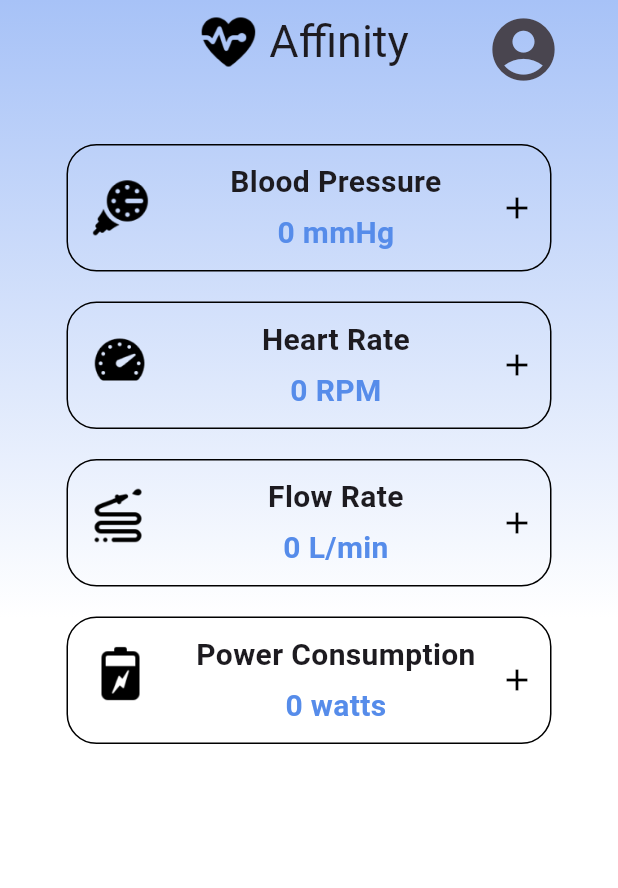
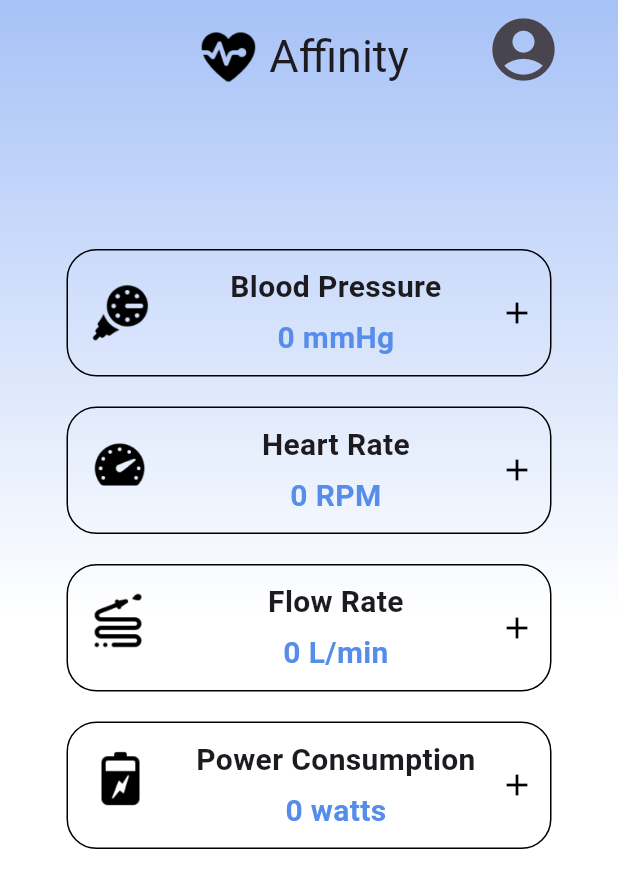
Before and after one commit to Affinity-App/Affinity-App, a Flutter app: the screen it shows once a user with an empty profile is signed in, on a phone screen of 412 x 824 dp. Shown: the top 888 px of the screen. Run offline on Flutter 3.47's test engine with Material 3 defaults, Android fonts, the light colour scheme and no system bars; our stand-ins replace cloud_firestore, firebase_auth, firebase_core, fl_chart, google_sign_in, open_file and 1 more; accounts and stored records are empty; Roboto replaces fonts that are missing (RaleWay).

Commit message:
Removed some Back Buttons
Also tried making some UI padding changes to home page but was not successful. Need to debug code more.

```diff
--- a/cardiacengineering_app/lib/pages/home_data/battery_page.dart
+++ b/cardiacengineering_app/lib/pages/home_data/battery_page.dart
@@ -99,7 +99,6 @@ class _BatterypageState extends State<Batterypage> {
               child: const LineChartSample2(),
             ),
             const SizedBox(height: 30.0),
-            // Removed the Back to Home button
           ],
         ),
       ),
--- a/cardiacengineering_app/lib/pages/home_data/home_page.dart
+++ b/cardiacengineering_app/lib/pages/home_data/home_page.dart
@@ -130,13 +130,16 @@ class _HomePageState extends State<HomePage> {
   Widget build(BuildContext context) {
     return Scaffold(
       resizeToAvoidBottomInset: false,
+      extendBody: true, // Extend body behind both app bar and status bar
       extendBodyBehindAppBar: true,
       appBar: AppBar(
         //automatically imply leading = false to remove the back button on the app bar
         automaticallyImplyLeading: false,
         backgroundColor: Colors.transparent,
         elevation: 0,
-        title: Row(
+        title: Padding(
+          padding: const EdgeInsets.only(top: 20.0), // Add padding here
+          child: Row(
             mainAxisAlignment: MainAxisAlignment.center,
             children: [
               const SizedBox(width: 86.0),
@@ -152,6 +155,7 @@ class _HomePageState extends State<HomePage> {
                 ),
               ),
             ],
+          ),
         ),
         actions: [
           Padding(
@@ -169,14 +173,19 @@ class _HomePageState extends State<HomePage> {
           ),
         ],
       ),
-      body: BackgroundGradientContainer(
+      body: Stack(
+        children: [
+          const BackgroundGradientContainer(
+            child: SizedBox
+                .expand(), // Added SizedBox.expand() as a placeholder for child
+          ),
+          SafeArea(
             child: Center(
+              child: Padding(
+                padding: const EdgeInsets.only(
+                    top: 100.0), // Adjust the top padding as needed
                 child: Column(
                   children: [
-              SizedBox(
-                  height: MediaQuery.of(context).padding.top +
-                      kToolbarHeight +
-                      20), // Added space
                     DataBox(
                       label: 'Blood Pressure',
                       value: blood_pressure + ' mmHg',
@@ -213,75 +222,8 @@ class _HomePageState extends State<HomePage> {
                 ),
               ),
             ),
-    );
-  }
-
-  Widget _buildDataBox(
-    BuildContext context, {
-    required String label,
-    required String value,
-    required String iconPath,
-    required double iconSize,
-    required double labelFontSize,
-    required double valueFontSize,
-    required double borderRadius,
-    required OnDataBoxPressedCallback onPressed,
-  }) {
-    return SizedBox(
-      width: MediaQuery.of(context).size.width / 1.2,
-      child: GestureDetector(
-        onTap: () {
-          onPressed(context);
-        },
-        child: Container(
-          decoration: BoxDecoration(
-            borderRadius: BorderRadius.circular(borderRadius),
-            border: Border.all(color: Colors.black, width: 1.0),
-          ),
-          margin: const EdgeInsets.all(10.0),
-          padding: const EdgeInsets.all(10.0),
-          child: Row(
-            crossAxisAlignment: CrossAxisAlignment.center, // Adjusted to center
-            children: [
-              Image.asset(
-                iconPath,
-                height: iconSize,
-                width: iconSize,
-              ),
-              const SizedBox(width: 10.0),
-              Expanded(
-                child: Column(
-                  crossAxisAlignment:
-                      CrossAxisAlignment.center, // Adjusted to center
-                  children: [
-                    Text(
-                      label,
-                      style: TextStyle(
-                        fontSize: labelFontSize,
-                        fontWeight: FontWeight.bold,
-                      ),
-                      textAlign: TextAlign.center, // Adjusted to center
-                    ),
-                    const SizedBox(height: 5.0),
-                    Text(
-                      value,
-                      style: TextStyle(
-                        fontSize: valueFontSize,
-                        fontWeight: FontWeight.bold,
-                        color: const Color.fromARGB(255, 86, 140, 234),
-                      ),
-                      textAlign: TextAlign.center, // Adjusted to center
           ),
         ],
-                ),
-              ),
-              const Icon(
-                Icons.add,
-                color: Colors.black,
-              ),
-            ],
-          ),
-        ),
       ),
     );
   }
```
Lines whose indentation alone changed are shown as unchanged.
